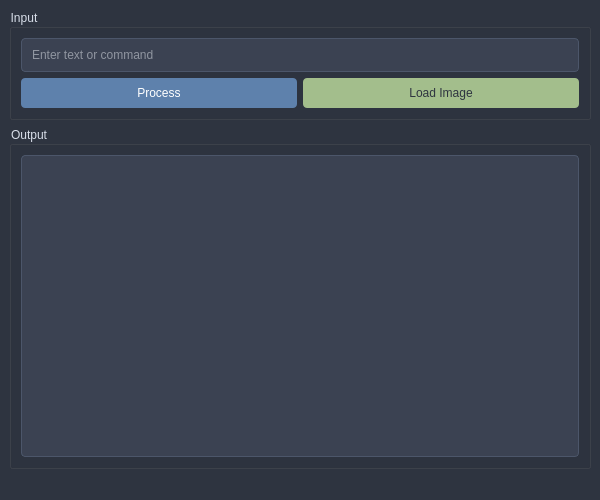
First picture: the form in client/mainwindow.ui, repository DOESNT-GAME/tmp, before the edit.
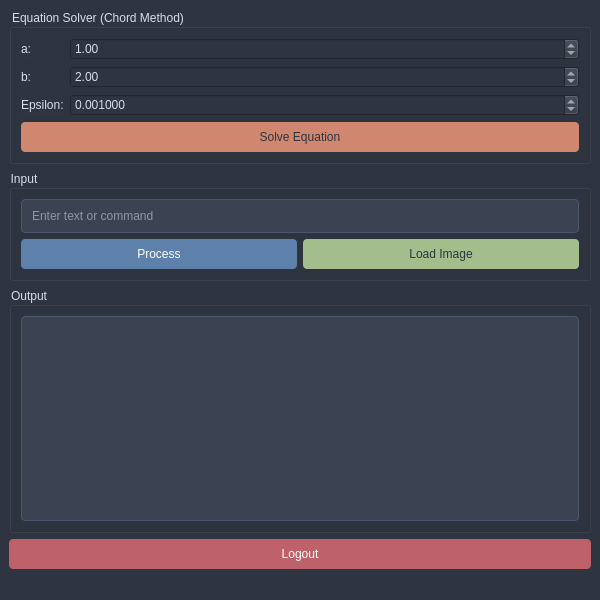
Second picture: the form after the edit.

What changed in the file:
```diff
--- a/client/mainwindow.ui
+++ b/client/mainwindow.ui
@@ -7,7 +7,7 @@
     <x>0</x>
     <y>0</y>
     <width>600</width>
-    <height>500</height>
+    <height>600</height>
    </rect>
   </property>
   <property name="windowTitle">
@@ -19,6 +19,82 @@
   </property>
   <widget class="QWidget" name="centralwidget">
    <layout class="QVBoxLayout" name="verticalLayout">
+    <item>
+     <widget class="QGroupBox" name="groupBoxEquation">
+      <property name="title">
+       <string>Equation Solver (Chord Method)</string>
+      </property>
+      <layout class="QFormLayout" name="formLayout">
+       <item row="0" column="0">
+        <widget class="QLabel" name="labelA">
+         <property name="text">
+          <string>a:</string>
+         </property>
+        </widget>
+       </item>
+       <item row="0" column="1">
+        <widget class="QDoubleSpinBox" name="doubleSpinBoxA">
+         <property name="value">
+          <double>1.000000000000000</double>
+         </property>
+        </widget>
+       </item>
+       <item row="1" column="0">
+        <widget class="QLabel" name="labelB">
+         <property name="text">
+          <string>b:</string>
+         </property>
+        </widget>
+       </item>
+       <item row="1" column="1">
+        <widget class="QDoubleSpinBox" name="doubleSpinBoxB">
+         <property name="value">
+          <double>2.000000000000000</double>
+         </property>
+        </widget>
+       </item>
+       <item row="2" column="0">
+        <widget class="QLabel" name="labelEpsilon">
+         <property name="text">
+          <string>Epsilon:</string>
+         </property>
+        </widget>
+       </item>
+       <item row="2" column="1">
+        <widget class="QDoubleSpinBox" name="doubleSpinBoxEpsilon">
+         <property name="decimals">
+          <number>6</number>
+         </property>
+         <property name="singleStep">
+          <double>0.000100</double>
+         </property>
+         <property name="value">
+          <double>0.001000</double>
+         </property>
+        </widget>
+       </item>
+       <item row="3" column="0" colspan="2">
+        <widget class="QPushButton" name="pushButtonSolveEquation">
+         <property name="styleSheet">
+          <string notr="true">QPushButton {
+    background-color: #D08770;
+    color: #2E3440;
+    border-radius: 4px;
+    padding: 8px;
+    min-width: 100px;
+}
+QPushButton:hover {
+    background-color: #EBCB8B;
+}</string>
+         </property>
+         <property name="text">
+          <string>Solve Equation</string>
+         </property>
+        </widget>
+       </item>
+      </layout>
+     </widget>
+    </item>
     <item>
      <widget class="QGroupBox" name="groupBox">
       <property name="title">
@@ -111,6 +187,25 @@
       </layout>
      </widget>
     </item>
+    <item>
+     <widget class="QPushButton" name="pushButtonLogout">
+      <property name="styleSheet">
+       <string notr="true">QPushButton {
+    background-color: #BF616A;
+    color: white;
+    border-radius: 4px;
+    padding: 8px;
+    min-width: 100px;
+}
+QPushButton:hover {
+    background-color: #D08770;
+}</string>
+      </property>
+      <property name="text">
+       <string>Logout</string>
+      </property>
+     </widget>
+    </item>
    </layout>
   </widget>
   <widget class="QMenuBar" name="menubar">
```
